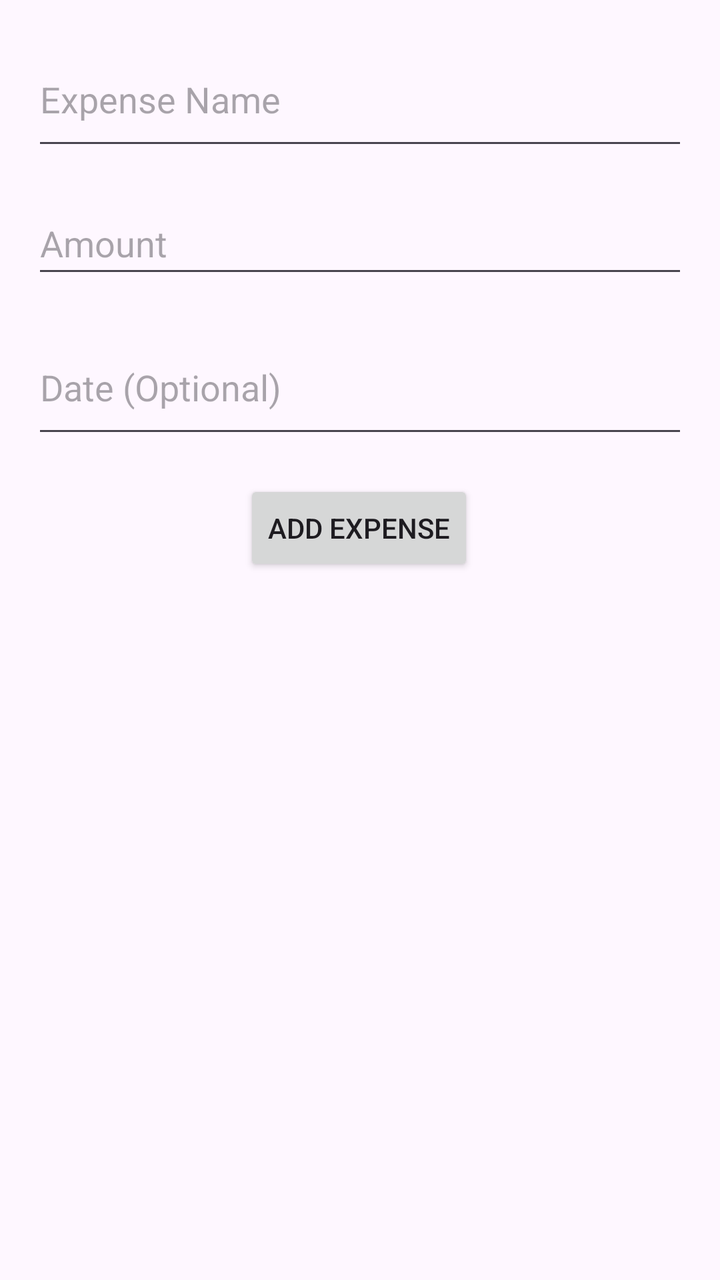
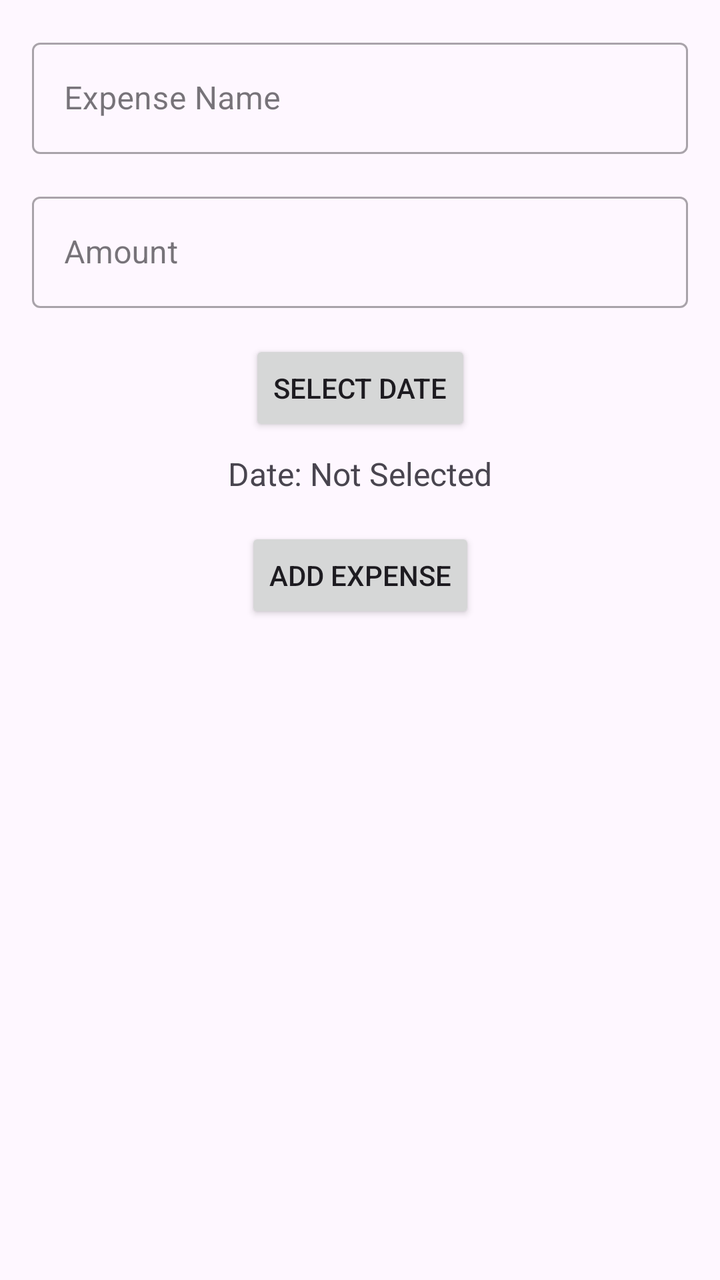

Two renders of the same Android screen: before a commit and after it. Below are the layout's source before the change and the commit's diff.
<!-- AndroidManifest.xml: application theme Theme.Assignmnet_7_Android -->
<!-- res/layout/activity_main.xml -->
<?xml version="1.0" encoding="utf-8"?>
<androidx.constraintlayout.widget.ConstraintLayout xmlns:android="http://schemas.android.com/apk/res/android"
    xmlns:app="http://schemas.android.com/apk/res-auto"
    xmlns:tools="http://schemas.android.com/tools"
    android:layout_width="match_parent"
    android:layout_height="match_parent"
    tools:context=".MainActivity">

    <EditText
        android:id="@+id/expenseName"
        android:layout_width="0dp"
        android:layout_height="64dp"
        android:hint="Expense Name"
        android:inputType="text"
        app:layout_constraintStart_toStartOf="parent"
        app:layout_constraintEnd_toEndOf="parent"
        app:layout_constraintTop_toTopOf="parent"
        android:layout_margin="16dp"/>

    <EditText
        android:id="@+id/expenseAmount"
        android:layout_width="0dp"
        android:layout_height="48dp"
        android:hint="Amount"
        android:inputType="numberDecimal"
        app:layout_constraintStart_toStartOf="parent"
        app:layout_constraintEnd_toEndOf="parent"
        app:layout_constraintTop_toBottomOf="@id/expenseName"
        android:layout_margin="16dp"/>


    <EditText
        android:id="@+id/expenseDate"
        android:layout_width="0dp"
        android:layout_height="64dp"
        android:hint="Date (Optional)"
        android:inputType="date"
        app:layout_constraintStart_toStartOf="parent"
        app:layout_constraintEnd_toEndOf="parent"
        app:layout_constraintTop_toBottomOf="@id/expenseAmount"
        android:layout_margin="16dp"/>

    <Button
        android:id="@+id/addExpenseButton"
        android:layout_width="wrap_content"
        android:layout_height="wrap_content"
        android:layout_margin="16dp"
        android:layout_marginTop="100dp"
        android:text="Add Expense"
        app:layout_constraintEnd_toEndOf="parent"
        app:layout_constraintHorizontal_bias="0.498"
        app:layout_constraintStart_toStartOf="parent"
        app:layout_constraintTop_toBottomOf="@id/expenseDate" />

    <androidx.recyclerview.widget.RecyclerView
        android:id="@+id/expenseRecyclerView"
        android:layout_width="match_parent"
        android:layout_height="0dp"
        android:layout_marginTop="16dp"
        app:layout_constraintTop_toBottomOf="@id/addExpenseButton"
        app:layout_constraintStart_toStartOf="parent"
        app:layout_constraintEnd_toEndOf="parent"
        app:layout_constraintBottom_toBottomOf="parent"/>


</androidx.constraintlayout.widget.ConstraintLayout>
<!-- resources referenced by this layout -->
<resources>
  <style name="Theme.Assignmnet_7_Android" parent="Base.Theme.Assignmnet_7_Android" />
  <style name="Base.Theme.Assignmnet_7_Android" parent="Theme.Material3.DayNight.NoActionBar">
          
          
      </style>
</resources>

<!-- the commit's change to res/layout/activity_main.xml (unified diff, before → after) -->
@@ -6,61 +6,85 @@
     android:layout_height="match_parent"
     tools:context=".MainActivity">
 
-    <EditText
-        android:id="@+id/expenseName"
+    
+    <com.google.android.material.textfield.TextInputLayout
+        android:id="@+id/expenseNameLayout"
+        style="@style/Widget.MaterialComponents.TextInputLayout.OutlinedBox"
         android:layout_width="0dp"
-        android:layout_height="64dp"
+        android:layout_height="wrap_content"
         android:hint="Expense Name"
-        android:inputType="text"
         app:layout_constraintStart_toStartOf="parent"
         app:layout_constraintEnd_toEndOf="parent"
         app:layout_constraintTop_toTopOf="parent"
+        android:layout_margin="16dp">
+
+        <com.google.android.material.textfield.TextInputEditText
+            android:id="@+id/expenseName"
+            android:layout_width="match_parent"
+            android:layout_height="wrap_content"/>
+    </com.google.android.material.textfield.TextInputLayout>
+
+    
+    <com.google.android.material.textfield.TextInputLayout
+        android:id="@+id/expenseAmountLayout"
+        style="@style/Widget.MaterialComponents.TextInputLayout.OutlinedBox"
+        android:layout_width="0dp"
+        android:layout_height="wrap_content"
+        android:hint="Amount"
+        app:layout_constraintStart_toStartOf="parent"
+        app:layout_constraintEnd_toEndOf="parent"
+        app:layout_constraintTop_toBottomOf="@id/expenseNameLayout"
+        android:layout_margin="16dp">
+
+        <com.google.android.material.textfield.TextInputEditText
+            android:id="@+id/expenseAmount"
+            android:layout_width="match_parent"
+            android:layout_height="wrap_content"
+            android:inputType="numberDecimal"/>
+    </com.google.android.material.textfield.TextInputLayout>
+
+    
+    <Button
+        android:id="@+id/selectDateButton"
+        android:layout_width="wrap_content"
+        android:layout_height="wrap_content"
+        android:text="Select Date"
+        app:layout_constraintStart_toStartOf="parent"
+        app:layout_constraintEnd_toEndOf="parent"
+        app:layout_constraintTop_toBottomOf="@id/expenseAmountLayout"
         android:layout_margin="16dp"/>
 
-    <EditText
-        android:id="@+id/expenseAmount"
-        android:layout_width="0dp"
-        android:layout_height="48dp"
-        android:hint="Amount"
-        android:inputType="numberDecimal"
+    
+    <TextView
+        android:id="@+id/selectedDateText"
+        android:layout_width="wrap_content"
+        android:layout_height="wrap_content"
+        android:text="Date: Not Selected"
+        android:textSize="16sp"
         app:layout_constraintStart_toStartOf="parent"
         app:layout_constraintEnd_toEndOf="parent"
-        app:layout_constraintTop_toBottomOf="@id/expenseName"
-        android:layout_margin="16dp"/>
+        app:layout_constraintTop_toBottomOf="@id/selectDateButton"
+        android:layout_margin="8dp"/>
 
-
-    <EditText
-        android:id="@+id/expenseDate"
-        android:layout_width="0dp"
-        android:layout_height="64dp"
-        android:hint="Date (Optional)"
-        android:inputType="date"
-        app:layout_constraintStart_toStartOf="parent"
-        app:layout_constraintEnd_toEndOf="parent"
-        app:layout_constraintTop_toBottomOf="@id/expenseAmount"
-        android:layout_margin="16dp"/>
-
+    
     <Button
         android:id="@+id/addExpenseButton"
         android:layout_width="wrap_content"
         android:layout_height="wrap_content"
-        android:layout_margin="16dp"
-        android:layout_marginTop="100dp"
         android:text="Add Expense"
+        app:layout_constraintStart_toStartOf="parent"
         app:layout_constraintEnd_toEndOf="parent"
-        app:layout_constraintHorizontal_bias="0.498"
-        app:layout_constraintStart_toStartOf="parent"
-        app:layout_constraintTop_toBottomOf="@id/expenseDate" />
+        app:layout_constraintTop_toBottomOf="@id/selectedDateText"
+        android:layout_margin="16dp"/>
 
+    
     <androidx.recyclerview.widget.RecyclerView
         android:id="@+id/expenseRecyclerView"
         android:layout_width="match_parent"
         android:layout_height="0dp"
-        android:layout_marginTop="16dp"
         app:layout_constraintTop_toBottomOf="@id/addExpenseButton"
         app:layout_constraintStart_toStartOf="parent"
         app:layout_constraintEnd_toEndOf="parent"
-        app:layout_constraintBottom_toBottomOf="parent"/>
-
-
+        app:layout_constraintBottom_toBottomOf="parent"
+        android:layout_margin="16dp"/>
 </androidx.constraintlayout.widget.ConstraintLayout>
